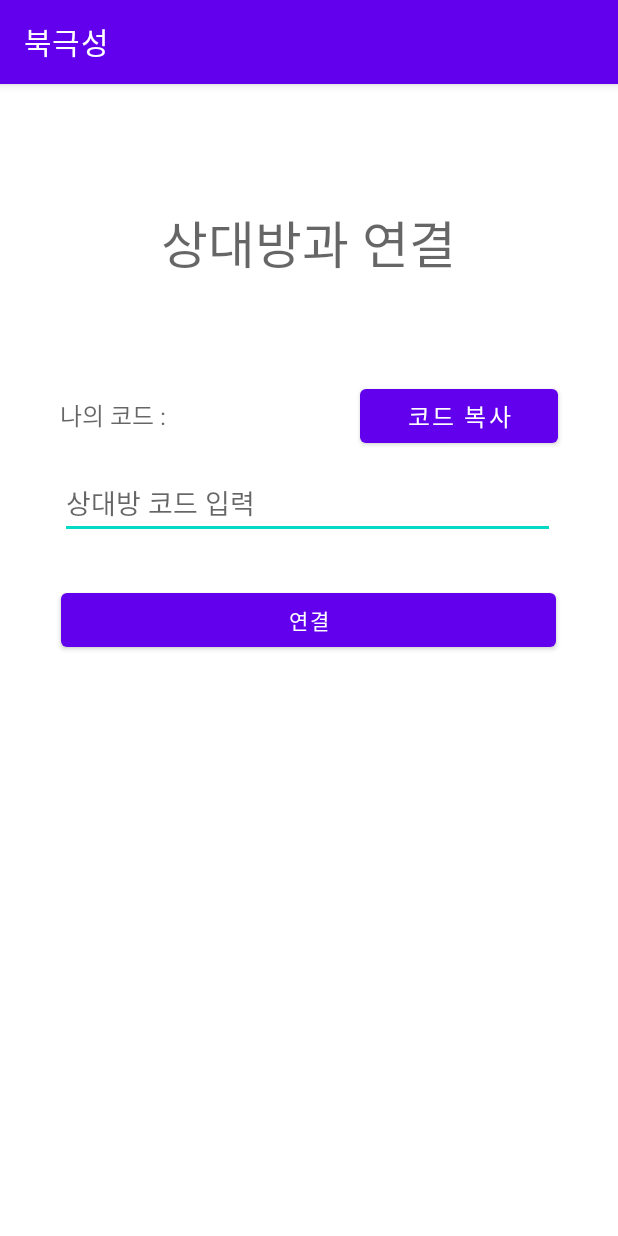
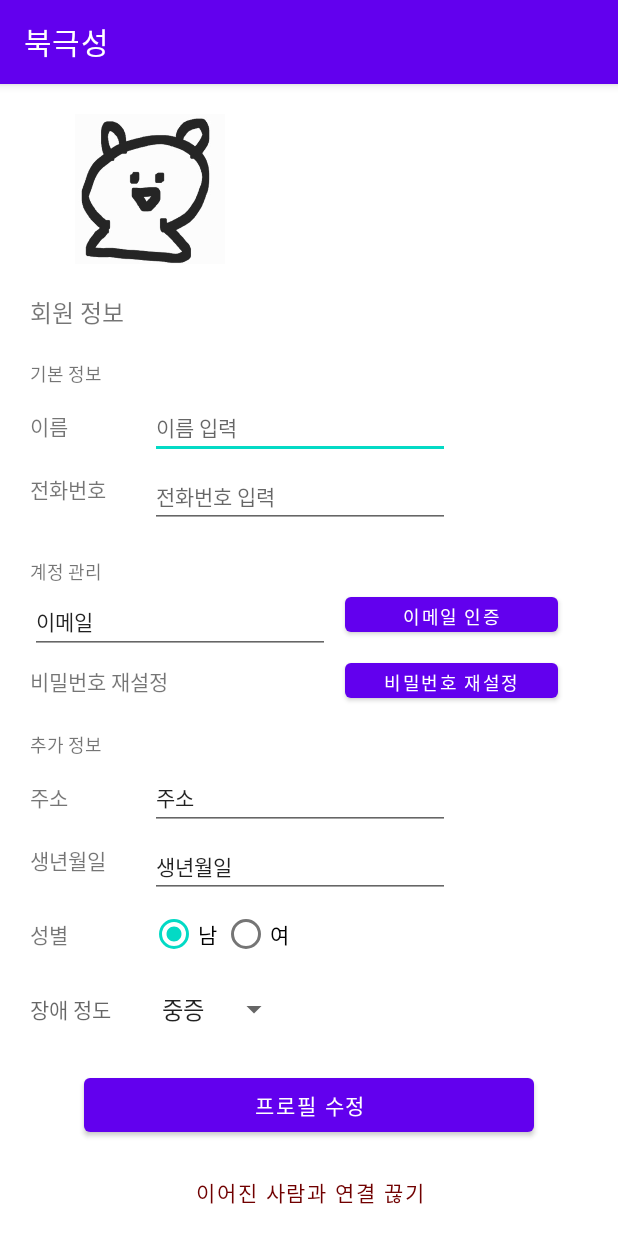
Before and after one commit to Chickweed10/polarstar-project-android-app, an Android app: the OtherInformationCheckActivity screen opened directly, with no data from a screen before it, on a phone screen of 412 x 824 dp. Run offline under Robolectric (Android 15) with nearby library versions, the phone set to English and light mode, and no system bars; our stand-ins replace Firebase (no records; nobody signed in at launch, a user with empty details on screens opened directly).

```diff
--- a/PolarstarProject/app/src/main/java/com/example/polarstarproject/OtherInformationCheckActivity.java
+++ b/PolarstarProject/app/src/main/java/com/example/polarstarproject/OtherInformationCheckActivity.java
@@ -3,6 +3,12 @@ package com.example.polarstarproject;
 
 import android.os.Bundle;
 import android.util.Log;
+import android.widget.Button;
+import android.widget.EditText;
+import android.widget.ImageView;
+import android.widget.RadioButton;
+import android.widget.RadioGroup;
+import android.widget.Spinner;
 import android.widget.Toast;
 
 import androidx.appcompat.app.AppCompatActivity;
@@ -20,6 +26,12 @@ import com.google.firebase.database.Query;
 import com.google.firebase.database.ValueEventListener;
 
 public class OtherInformationCheckActivity  extends AppCompatActivity{
+    ImageView Profl;
+    EditText mProflName, mProflPhoneNum, mProflEmail, mProflAddress, mProflBirth;
+    RadioGroup mProflBtGender;
+
+    Spinner mProflDrDisG;
+
     private FirebaseDatabase database = FirebaseDatabase.getInstance();
     private DatabaseReference reference = database.getReference();
     private FirebaseAuth mAuth;
@@ -33,12 +45,22 @@ public class OtherInformationCheckActivity  extends AppCompatActivity{
     @Override
     protected void onCreate(Bundle savedInstanceState) {
         super.onCreate(savedInstanceState);
-        setContentView(R.layout.activity_connect);
+        setContentView(R.layout.activity_myinfo_duser);
 
         mAuth = FirebaseAuth.getInstance();
         user = mAuth.getCurrentUser();
 
-        //UI 변수 선언
+        Profl = (ImageView) findViewById(R.id.Profl); //프로필 사진
+
+        mProflName = (EditText) findViewById(R.id.mProflName); //이름
+        mProflPhoneNum = (EditText) findViewById(R.id.mProflPhoneNum); //핸드폰번호
+        mProflEmail = (EditText) findViewById(R.id.mProflEmail); //이메일
+        mProflAddress = (EditText) findViewById(R.id.mProflAddress); //주소
+        mProflBirth = (EditText) findViewById(R.id.mProflBirth); //생년월일
+
+        mProflBtGender = findViewById(R.id.joinBtGenderN); //성별
+
+        mProflDrDisG = (Spinner)findViewById(R.id.mProflDrDisG); //장애등급
 
         classificationUser(user.getUid());
     }
@@ -162,7 +184,12 @@ public class OtherInformationCheckActivity  extends AppCompatActivity{
                     }
 
                     if(guardian != null){
-                        //화면에 상대방 정보 띄우기
+                        mProflName.setText(guardian.name);
+                        mProflPhoneNum.setText(guardian.phoneNumber);
+                        mProflEmail.setText(guardian.email);
+                        mProflAddress.setText(guardian.address + " " + guardian.detailAddress);
+                        mProflBirth.setText(guardian.birth);
+
                     }
                     else {
                         Toast.makeText(OtherInformationCheckActivity.this, "상대방 정보를 가져올 수 없습니다.", Toast.LENGTH_SHORT).show();
@@ -186,7 +213,11 @@ public class OtherInformationCheckActivity  extends AppCompatActivity{
                     }
 
                     if(disabled != null){
-                        //화면에 상대방 정보 띄우기
+                        mProflName.setText(disabled.name);
+                        mProflPhoneNum.setText(disabled.phoneNumber);
+                        mProflEmail.setText(disabled.email);
+                        mProflAddress.setText(disabled.address + " " + disabled.detailAddress);
+                        mProflBirth.setText(disabled.birth);
                     }
                     else {
                         Toast.makeText(OtherInformationCheckActivity.this, "상대방 정보를 가져올 수 없습니다.", Toast.LENGTH_SHORT).show();
--- a/PolarstarProject/app/src/main/java/com/example/polarstarproject/RealTimeLocationActivity.java
+++ b/PolarstarProject/app/src/main/java/com/example/polarstarproject/RealTimeLocationActivity.java
@@ -546,6 +546,7 @@ public class RealTimeLocationActivity extends AppCompatActivity implements OnMap
 
     @RequiresApi(api = Build.VERSION_CODES.O)
     public void firebaseUpdateRoute(FirebaseUser user, double latitude, double longitude) { //firebase에 경로용 위치 저장
+        if(latitude != 0 && longitude != 0){
             LocalTime localTime = LocalTime.now(ZoneId.of("Asia/Seoul"));
             DateTimeFormatter formatter = DateTimeFormatter.ofPattern("HH:mm:ss");
             String nowTime = localTime.format(formatter); //현재 시간 구하기
@@ -569,6 +570,7 @@ public class RealTimeLocationActivity extends AppCompatActivity implements OnMap
                             Log.d(TAG,"firebase 경로용 위치 저장 실패");
                         }
                     });
+        }
     }
 
 
```
Also changed, not shown: PolarstarProject/app/src/main/java/com/example/polarstarproject/DisabledRegisterActivity.java (+8 -6 lines), PolarstarProject/app/src/main/java/com/example/polarstarproject/GuardianRegisterActivity.java (+8 -6 lines), PolarstarProject/app/src/main/java/com/example/polarstarproject/RouteActivity.java (+15 -34 lines), 1 other file. Lines whose indentation alone changed are shown as unchanged.
